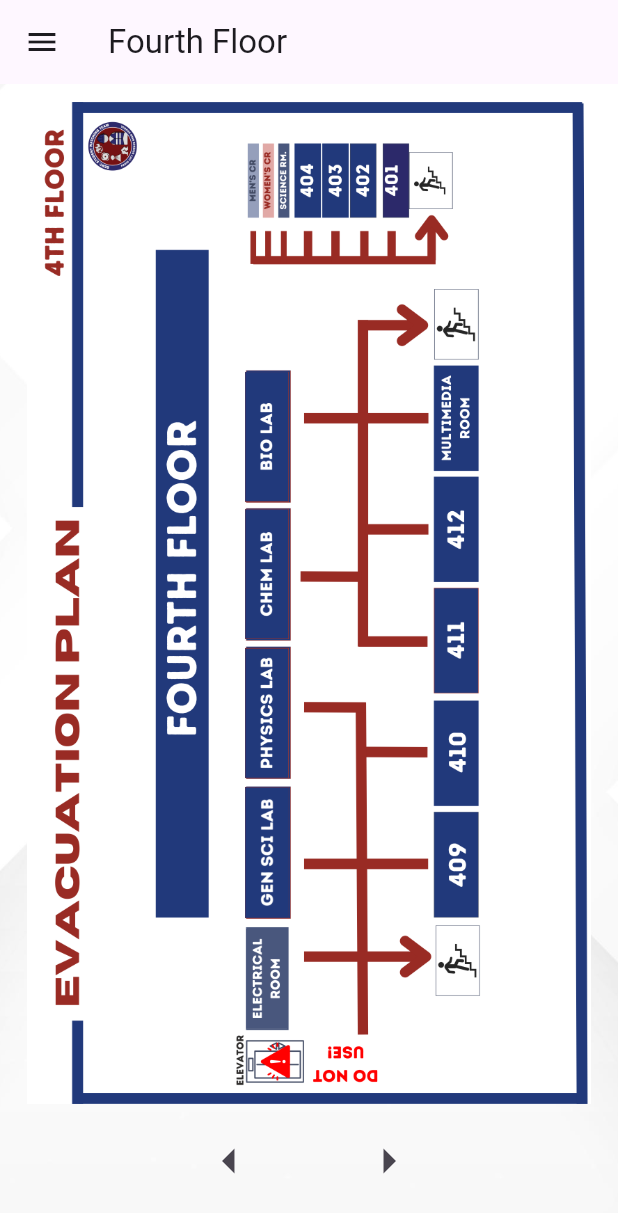
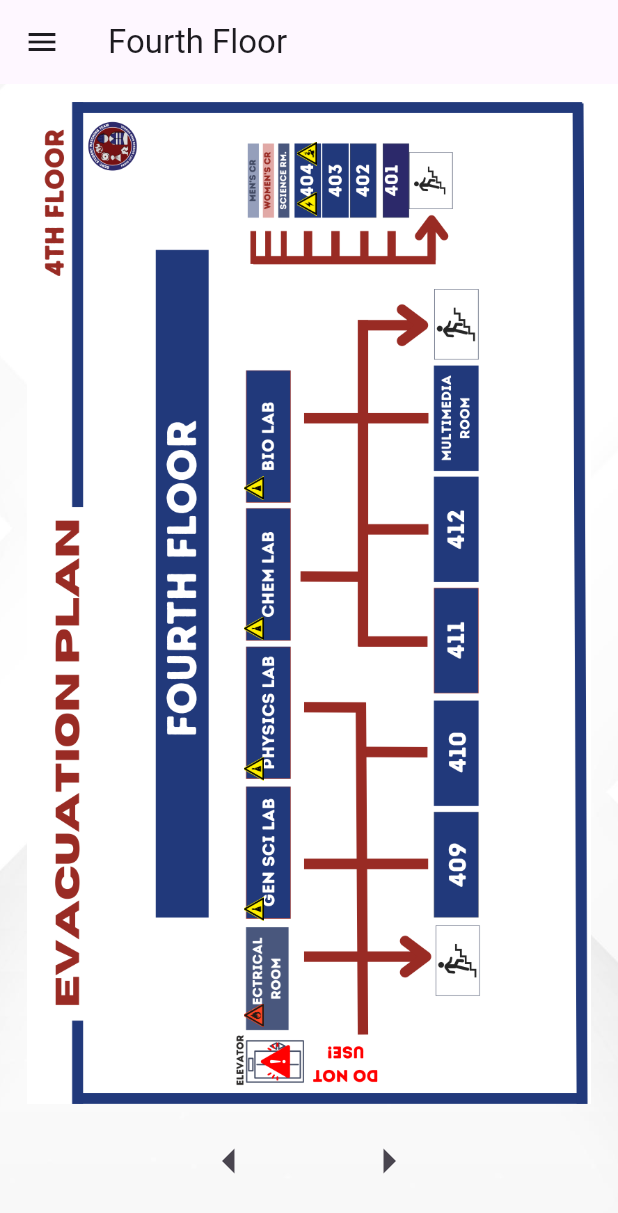
Before and after one commit to Velsariaa/hazmap, a Flutter app: the FourthFloorPage screen opened directly, on a phone screen of 412 x 824 dp. Shown: the top 1213 px of the screen. Run offline on Flutter 3.47's test engine with Material 3 defaults, Android fonts, the phone set to English and light mode, and no system bars.

Commit message:
[Added] Fourth floor hazard buttons

```diff
--- a/lib/pages/FourthFloor.dart
+++ b/lib/pages/FourthFloor.dart
@@ -32,7 +32,6 @@ class FourthFloorPage extends StatelessWidget {
         ),
         child: Column(
           children: [
-
             Expanded(
               child: Center(
                 child: AspectRatio(
@@ -44,7 +43,6 @@ class FourthFloorPage extends StatelessWidget {
 
                       return Stack(
                         children: [
-
                           Positioned.fill(
                             child: Container(
                               decoration: BoxDecoration(
@@ -58,21 +56,19 @@ class FourthFloorPage extends StatelessWidget {
                               ),
                             ),
                           ),
-
+                          // Electrical Room
                           Positioned(
-                            left: containerWidth *
-                                0.19,
-                            top: containerHeight *
-                                0.825,
+                            left: containerWidth * 0.384,
+                            top: containerHeight * 0.898,
                             child: GestureDetector(
                               onTap: () {
                                 showDialog(
                                   context: context,
                                   builder: (BuildContext context) {
                                     return AlertDialog(
-                                      title: const Text('Electrical Room Info'),
+                                      title: const Text('Pavilion Info'),
                                       content: const Text(
-                                          'Details about the Electrical Room component.'),
+                                          'Details about the Pavilion component.'),
                                       actions: [
                                         TextButton(
                                           onPressed: () {
@@ -86,31 +82,28 @@ class FourthFloorPage extends StatelessWidget {
                                 );
                               },
                               child: SizedBox(
-                                width: containerWidth * 0.47,
-                                height: containerHeight * 0.10,
+                                width: containerWidth * 0.037,
+                                height: containerHeight * 0.027,
                                 child: Image.asset(
-                                  'lib/assets/electricalRoom.png',
-                                  fit: BoxFit
-                                      .contain,
+                                  'lib/assets/legend_flammable.png',
+                                  fit: BoxFit.contain,
                                 ),
                               ),
                             ),
                           ),
-
+                          //Gen sci lab
                           Positioned(
-                            left: containerWidth *
-                                0.17,
-                            top: containerHeight *
-                                0.684,
+                            left: containerWidth * 0.384,
+                            top: containerHeight * 0.792,
                             child: GestureDetector(
                               onTap: () {
                                 showDialog(
                                   context: context,
                                   builder: (BuildContext context) {
                                     return AlertDialog(
-                                      title: const Text('Gen Science Lab Info'),
+                                      title: const Text('Pavilion Info'),
                                       content: const Text(
-                                          'Details about the Gen Science Lab component.'),
+                                          'Details about the Pavilion component.'),
                                       actions: [
                                         TextButton(
                                           onPressed: () {
@@ -124,31 +117,28 @@ class FourthFloorPage extends StatelessWidget {
                                 );
                               },
                               child: SizedBox(
-                                width: containerWidth * 0.51,
-                                height: containerHeight * 0.13,
+                                width: containerWidth * 0.037,
+                                height: containerHeight * 0.027,
                                 child: Image.asset(
-                                  'lib/assets/genSciLab.png',
-                                  fit: BoxFit
-                                      .contain,
+                                  'lib/assets/legend_labApparatus.png',
+                                  fit: BoxFit.contain,
                                 ),
                               ),
                             ),
                           ),
-
-                            Positioned(
-                            left: containerWidth *
-                                0.17,
-                            top: containerHeight *
-                                0.545,
+                          //Physics Lab
+                          Positioned(
+                            left: containerWidth * 0.384,
+                            top: containerHeight * 0.652,
                             child: GestureDetector(
                               onTap: () {
                                 showDialog(
                                   context: context,
                                   builder: (BuildContext context) {
                                     return AlertDialog(
-                                      title: const Text('Physics Lab Info'),
+                                      title: const Text('Pavilion Info'),
                                       content: const Text(
-                                          'Details about the Physics Lab component.'),
+                                          'Details about the Pavilion component.'),
                                       actions: [
                                         TextButton(
                                           onPressed: () {
@@ -162,31 +152,28 @@ class FourthFloorPage extends StatelessWidget {
                                 );
                               },
                               child: SizedBox(
-                                width: containerWidth * 0.51,
-                                height: containerHeight * 0.13,
+                                width: containerWidth * 0.037,
+                                height: containerHeight * 0.027,
                                 child: Image.asset(
-                                  'lib/assets/physicsLab.png',
-                                  fit: BoxFit
-                                      .contain,
+                                  'lib/assets/legend_labApparatus.png',
+                                  fit: BoxFit.contain,
                                 ),
                               ),
                             ),
                           ),
-
-                        Positioned(
-                            left: containerWidth *
-                                0.17,
-                            top: containerHeight *
-                                0.406,
+                          //Chem Lab
+                          Positioned(
+                            left: containerWidth * 0.384,
+                            top: containerHeight * 0.512,
                             child: GestureDetector(
                               onTap: () {
                                 showDialog(
                                   context: context,
                                   builder: (BuildContext context) {
                                     return AlertDialog(
-                                      title: const Text('Chemistry Lab Info'),
+                                      title: const Text('Pavilion Info'),
                                       content: const Text(
-                                          'Details about the Chemistry Lab component.'),
+                                          'Details about the Pavilion component.'),
                                       actions: [
                                         TextButton(
                                           onPressed: () {
@@ -200,31 +187,28 @@ class FourthFloorPage extends StatelessWidget {
                                 );
                               },
                               child: SizedBox(
-                                width: containerWidth * 0.51,
-                                height: containerHeight * 0.13,
+                                width: containerWidth * 0.037,
+                                height: containerHeight * 0.027,
                                 child: Image.asset(
-                                  'lib/assets/chemistryLab.png',
-                                  fit: BoxFit
-                                      .contain,
+                                  'lib/assets/legend_labApparatus.png',
+                                  fit: BoxFit.contain,
                                 ),
                               ),
                             ),
                           ),
-
+                          // BIO LAB
                           Positioned(
-                            left: containerWidth *
-                                0.17,
-                            top: containerHeight *
-                                0.269,
+                            left: containerWidth * 0.384,
+                            top: containerHeight * 0.372,
                             child: GestureDetector(
                               onTap: () {
                                 showDialog(
                                   context: context,
                                   builder: (BuildContext context) {
                                     return AlertDialog(
-                                      title: const Text('Biology Lab Info'),
+                                      title: const Text('Pavilion Info'),
                                       content: const Text(
-                                          'Details about the Biology Lab component.'),
+                                          'Details about the Pavilion component.'),
                                       actions: [
                                         TextButton(
                                           onPressed: () {
@@ -238,17 +222,84 @@ class FourthFloorPage extends StatelessWidget {
                                 );
                               },
                               child: SizedBox(
-                                width: containerWidth * 0.51,
-                                height: containerHeight * 0.13,
+                                width: containerWidth * 0.037,
+                                height: containerHeight * 0.027,
                                 child: Image.asset(
-                                  'lib/assets/bioLab.png',
-                                  fit: BoxFit
-                                      .contain,
+                                  'lib/assets/legend_labApparatus.png',
+                                  fit: BoxFit.contain,
                                 ),
                               ),
                             ),
                           ),
-
+                          // Room 403
+                          Positioned(
+                            left: containerWidth * 0.478,
+                            top: containerHeight * 0.088,
+                            child: GestureDetector(
+                              onTap: () {
+                                showDialog(
+                                  context: context,
+                                  builder: (BuildContext context) {
+                                    return AlertDialog(
+                                      title: const Text('Pavilion Info'),
+                                      content: const Text(
+                                          'Details about the Pavilion component.'),
+                                      actions: [
+                                        TextButton(
+                                          onPressed: () {
+                                            Navigator.of(context).pop();
+                                          },
+                                          child: const Text('Close'),
+                                        ),
+                                      ],
+                                    );
+                                  },
+                                );
+                              },
+                              child: SizedBox(
+                                width: containerWidth * 0.037,
+                                height: containerHeight * 0.027,
+                                child: Image.asset(
+                                  'lib/assets/legend_exposedwires.png',
+                                  fit: BoxFit.contain,
+                                ),
+                              ),
+                            ),
+                          ),
+                          Positioned(
+                            left: containerWidth * 0.478,
+                            top: containerHeight * 0.038,
+                            child: GestureDetector(
+                              onTap: () {
+                                showDialog(
+                                  context: context,
+                                  builder: (BuildContext context) {
+                                    return AlertDialog(
+                                      title: const Text('Pavilion Info'),
+                                      content: const Text(
+                                          'Details about the Pavilion component.'),
+                                      actions: [
+                                        TextButton(
+                                          onPressed: () {
+                                            Navigator.of(context).pop();
+                                          },
+                                          child: const Text('Close'),
+                                        ),
+                                      ],
+                                    );
+                                  },
+                                );
+                              },
+                              child: SizedBox(
+                                width: containerWidth * 0.037,
+                                height: containerHeight * 0.027,
+                                child: Image.asset(
+                                  'lib/assets/legend_fallingobjects.png',
+                                  fit: BoxFit.contain,
+                                ),
+                              ),
+                            ),
+                          ),
                         ],
                       );
                     },
--- a/lib/pages/Grounds.dart
+++ b/lib/pages/Grounds.dart
@@ -1,6 +1,5 @@
 import 'package:flutter/material.dart';
 import '../components/NavigationBar.dart';
-import 'FirstFloor.dart';
 import 'Home.dart';
 
 class GroundsPage extends StatelessWidget {
```
